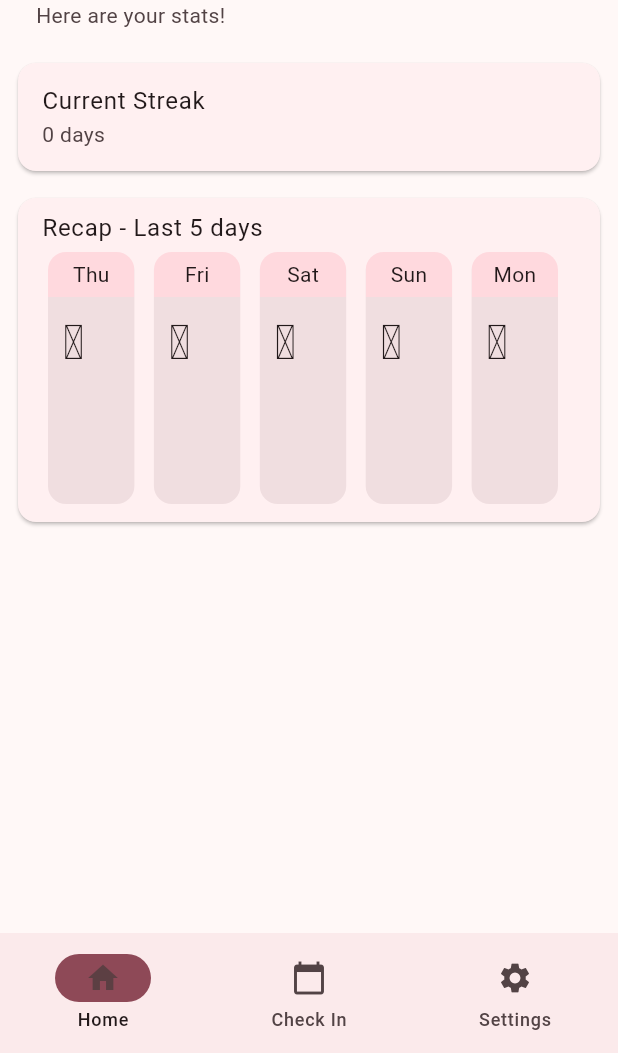
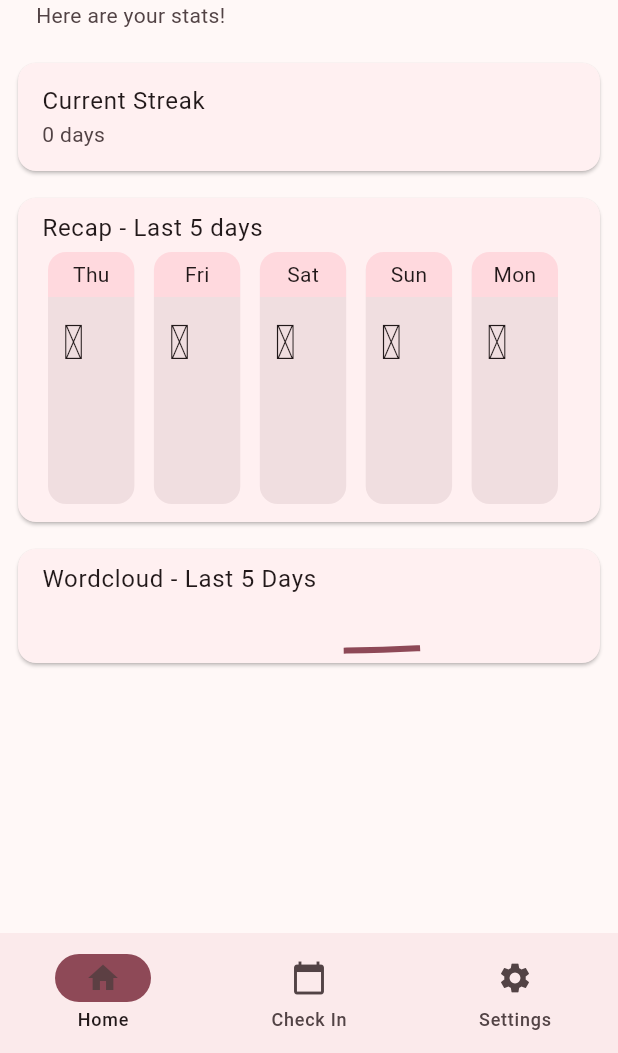
Before and after one commit to luna-mm/vibe_check, a Flutter app: the screen it shows after launch, on a phone screen of 412 x 824 dp, the part 183-1236 px from its top. Run offline on Flutter 3.47's test engine with Material 3 defaults, Android fonts, the phone set to English and light mode, and no system bars; our stand-ins replace google_fonts, sqflite; missing offline and left inert: flutter_confetti, word_cloud; accounts and stored records are empty.

Commit message:
Revert "Disabled wordcloud temporarily"
This reverts commit 938301d99177ab79e270486f83026871f5e22623.

```diff
--- a/lib/main.dart
+++ b/lib/main.dart
@@ -313,7 +313,7 @@ class _AnalysisPageState extends State<AnalysisPage> {
     var cardList = <Widget>[
       StreakCard(entries: _entries),
       RecapCard(entries: _entries),
-      // WordCloudCard(entries: _entries), // TODO: Fix
+      WordCloudCard(entries: _entries),
     ];
 
     return Scaffold(
```
Also changed, not shown: 1 other file.
